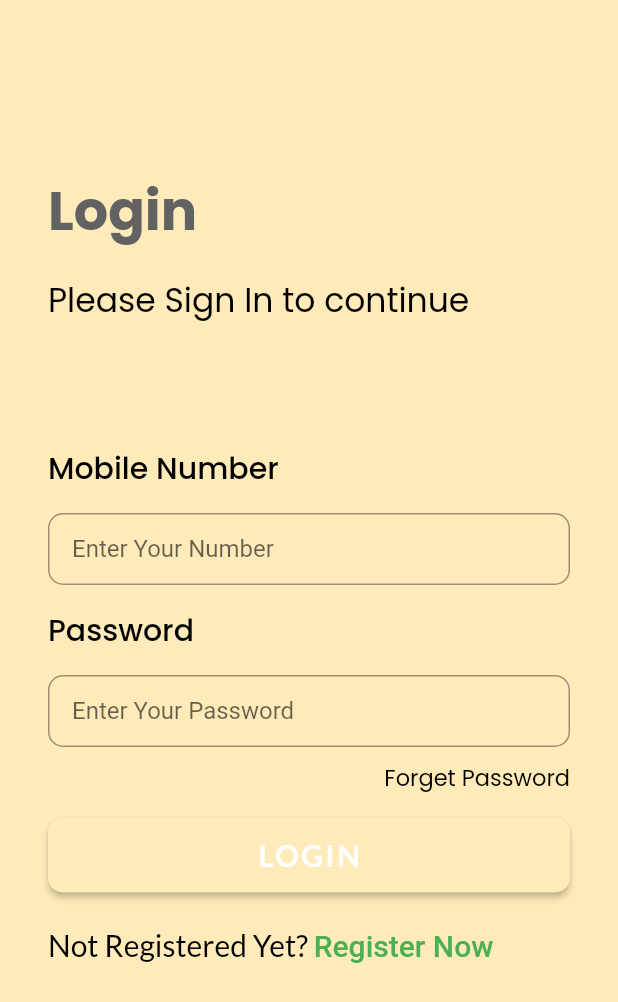
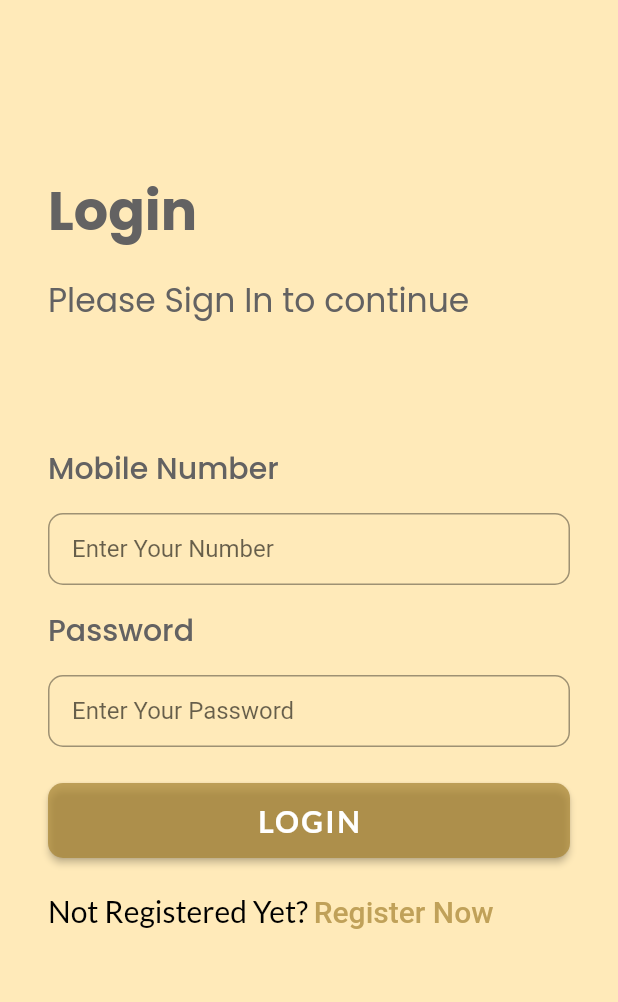
Before and after one commit to PrakhyatPokhrel/igniters, a Flutter app: the screen it shows after launch, on a phone screen of 412 x 824 dp. Shown: the top 1002 px of the screen. Run offline on Flutter 3.47's test engine with Material 2 defaults, Android fonts, the light colour scheme and no system bars; our stand-ins replace dropdown_search, google_fonts, shared_preferences.

Commit message:
changes on auth ui

```diff
--- a/lib/screens/login/loginscreen.dart
+++ b/lib/screens/login/loginscreen.dart
@@ -32,11 +32,11 @@ class LoginScreen extends StatelessWidget {
               const SizedBox(
                 height: 17,
               ),
-              const PoppinsText(
-                text: "Please Sign In to continue",
-                fontsize: 22,
-                fontweight: FontWeight.w400,
-              ),
+              PoppinsText(
+                  text: "Please Sign In to continue",
+                  fontsize: 22,
+                  fontweight: FontWeight.w400,
+                  color: MyColors.black),
               const SizedBox(
                 height: 40,
               ),
--- a/lib/screens/login/widgets/login_form.dart
+++ b/lib/screens/login/widgets/login_form.dart
@@ -33,11 +33,11 @@ class LoginForm extends StatelessWidget {
       child: Column(
         crossAxisAlignment: CrossAxisAlignment.start,
         children: [
-          const LatoText(
+          LatoText(
               text: "Mobile Number",
               fontWeight: FontWeight.w500,
               fontsize: 20,
-              textColor: Colors.black),
+              textColor: MyColors.black),
           CustomFormfield(
             validator: (value) {
               RegExp exp = RegExp(
@@ -59,11 +59,11 @@ class LoginForm extends StatelessWidget {
           const SizedBox(
             height: 15,
           ),
-          const LatoText(
+          LatoText(
               text: "Password",
               fontWeight: FontWeight.w500,
               fontsize: 20,
-              textColor: Colors.black),
+              textColor: MyColors.black),
           CustomFormfield(
             validator: (value) {
               if (value == null || value.isEmpty) {
@@ -78,12 +78,6 @@ class LoginForm extends StatelessWidget {
           const SizedBox(
             height: 9,
           ),
-          Row(mainAxisAlignment: MainAxisAlignment.end, children: const [
-            PoppinsText(
-                text: "Forget Password",
-                fontsize: 15,
-                fontweight: FontWeight.w400),
-          ]),
           const SizedBox(
             height: 15,
           ),
@@ -127,7 +121,7 @@ class LoginForm extends StatelessWidget {
                 }
                 // ignore: use_build_context_synchronously
               },
-              buttonColor: MyColors.primary,
+              buttonColor: Color.fromARGB(184, 168, 133, 52),
               textstyle: GoogleFonts.lato(
                   fontWeight: FontWeight.w700, letterSpacing: 1.59)),
           const SizedBox(height: 23),
@@ -138,7 +132,7 @@ class LoginForm extends StatelessWidget {
                 MaterialPageRoute(
                     builder: ((context) => const RegisterScreen()))),
             richtext: "Register Now",
-            richtextColor: Colors.green,
+            richtextColor: Color.fromARGB(184, 168, 133, 52),
           )
         ],
       ),
--- a/lib/widgets/custom_formfield.dart
+++ b/lib/widgets/custom_formfield.dart
@@ -32,7 +32,9 @@ class _CustomFormfieldState extends State<CustomFormfield> {
   bool obscure = true;
   @override
   Widget build(BuildContext context) {
-    return Padding(
+    return Container(
+      decoration: BoxDecoration(),
+      child: Padding(
         padding: const EdgeInsets.only(top: 15),
         // child: SizedBox(
         //   height: 57.h,
@@ -79,6 +81,7 @@ class _CustomFormfieldState extends State<CustomFormfield> {
             inputFormatters: widget.textformatter,
             validator: widget.validator),
         // ),
+      ),
     );
   }
 }
```
Lines whose indentation alone changed are shown as unchanged.
